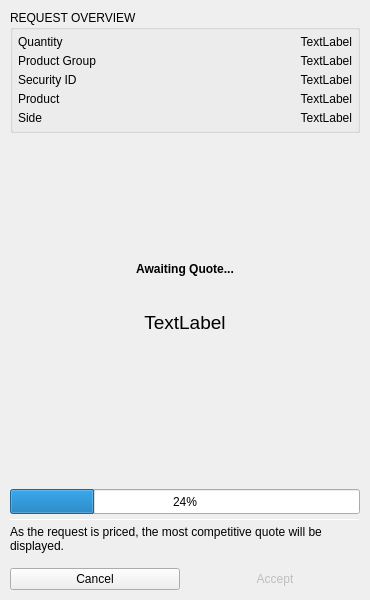
Old version of the form BlockSettleUILib/RequestingQuoteWidget.ui in the repository BlockSettle/terminal.
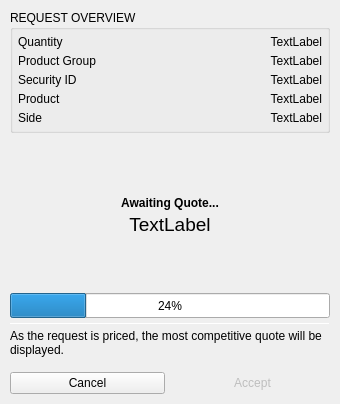
New version of the form.

```diff
--- a/BlockSettleUILib/RequestingQuoteWidget.ui
+++ b/BlockSettleUILib/RequestingQuoteWidget.ui
@@ -6,12 +6,12 @@
    <rect>
     <x>0</x>
     <y>0</y>
-    <width>370</width>
-    <height>600</height>
+    <width>340</width>
+    <height>404</height>
    </rect>
   </property>
   <property name="sizePolicy">
-   <sizepolicy hsizetype="Fixed" vsizetype="Fixed">
+   <sizepolicy hsizetype="Fixed" vsizetype="MinimumExpanding">
     <horstretch>0</horstretch>
     <verstretch>0</verstretch>
    </sizepolicy>
@@ -435,7 +435,7 @@
            <property name="minimumSize">
             <size>
              <width>0</width>
-             <height>0</height>
+             <height>46</height>
             </size>
            </property>
            <property name="statusBox" stdset="0">
```
